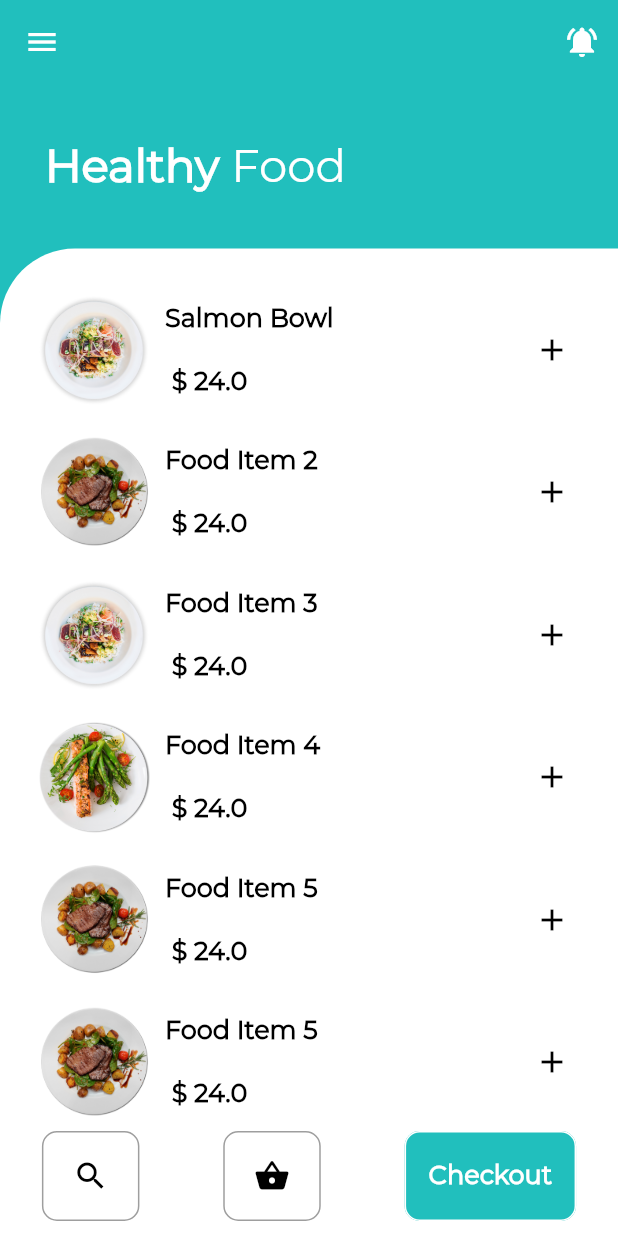
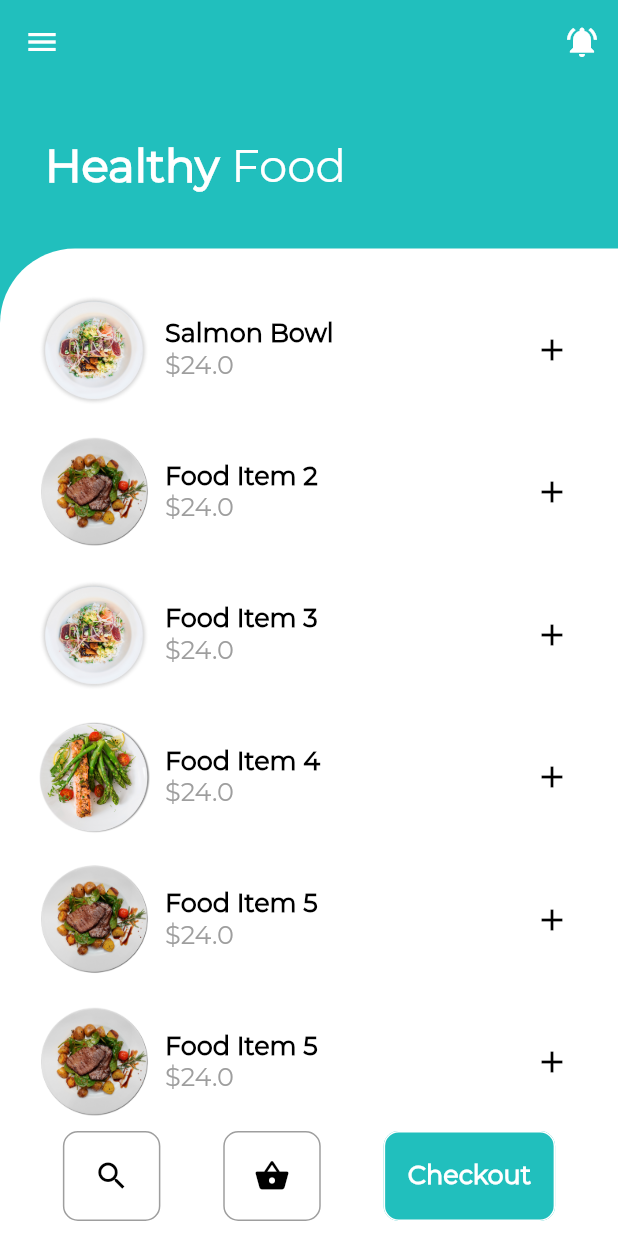
Before and after one commit to YuvinNP/flutter-poc-app-ui, a Flutter app: the screen it shows after launch, on a phone screen of 412 x 824 dp. Run offline on Flutter 3.47's test engine with Material 2 defaults, Android fonts, the phone set to English and light mode, and no system bars.

Commit message:
code changes in screens

```diff
--- a/lib/src/app.dart
+++ b/lib/src/app.dart
@@ -6,9 +6,7 @@ class App extends StatelessWidget {
   Widget build(BuildContext context) {
     return MaterialApp(
       debugShowCheckedModeBanner: false,
-      home: Scaffold(
-        body: FirstScreen(),
-      ),
+      home: FirstScreen(),
     );
   }
 }
--- a/lib/src/custom_widgets/food_item.dart
+++ b/lib/src/custom_widgets/food_item.dart
@@ -47,12 +47,11 @@ class FoodItem extends StatelessWidget {
                       ),
                     ),
                     Text(
-                      '\n \$\ $price',
+                      '\$$price',
                       style: TextStyle(
-                          color: Colors.black,
+                          color: Colors.grey,
                           fontSize: 17.0,
                           fontFamily: "Montserrat",
-                          fontWeight: FontWeight.bold
                       ),
                     )
                   ],
--- a/lib/src/screens/first_screen.dart
+++ b/lib/src/screens/first_screen.dart
@@ -1,6 +1,6 @@
-import 'package:awesome_flutter_1/src/custom_widgets/food_item.dart';
-import 'package:awesome_flutter_1/src/utils/constans.dart';
-import 'package:awesome_flutter_1/src/utils/themes.dart';
+import '../../src/custom_widgets/food_item.dart';
+import '../../src/utils/constants.dart';
+import '../../src/utils/themes.dart';
 import 'package:flutter/material.dart';
 
 class FirstScreen extends StatelessWidget {
@@ -118,7 +118,7 @@ class FirstScreen extends StatelessWidget {
                   Padding(
                     padding: EdgeInsets.only(top: 10.0, bottom: 10.0),
                     child: Row(
-                      mainAxisAlignment: MainAxisAlignment.spaceAround,
+                      mainAxisAlignment: MainAxisAlignment.spaceEvenly,
                       children: <Widget>[
                         ButtonTheme(
                           minWidth: 65.0,
--- a/pubspec.yaml
+++ b/pubspec.yaml
@@ -64,6 +64,9 @@ flutter:
    - family: Montserrat
      fonts:
        - asset: assets/font/Montserrat-Regular.ttf
+  #   - family: Helvetica
+  #     fonts:
+  #       - asset: assets/font/Helvetica-Regular.ttf
 
   #   - family: Trajan Pro
   #     fonts:
```
Also changed, not shown: lib/src/utils/constants.dart (renamed from lib/src/utils/constans.dart).
